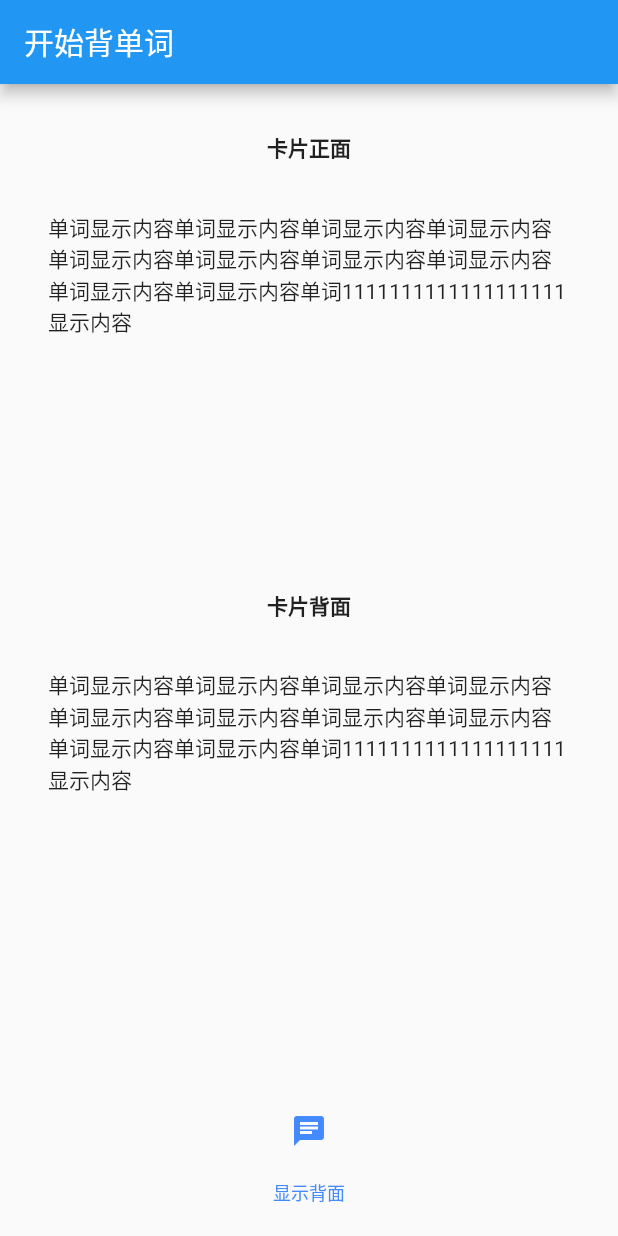
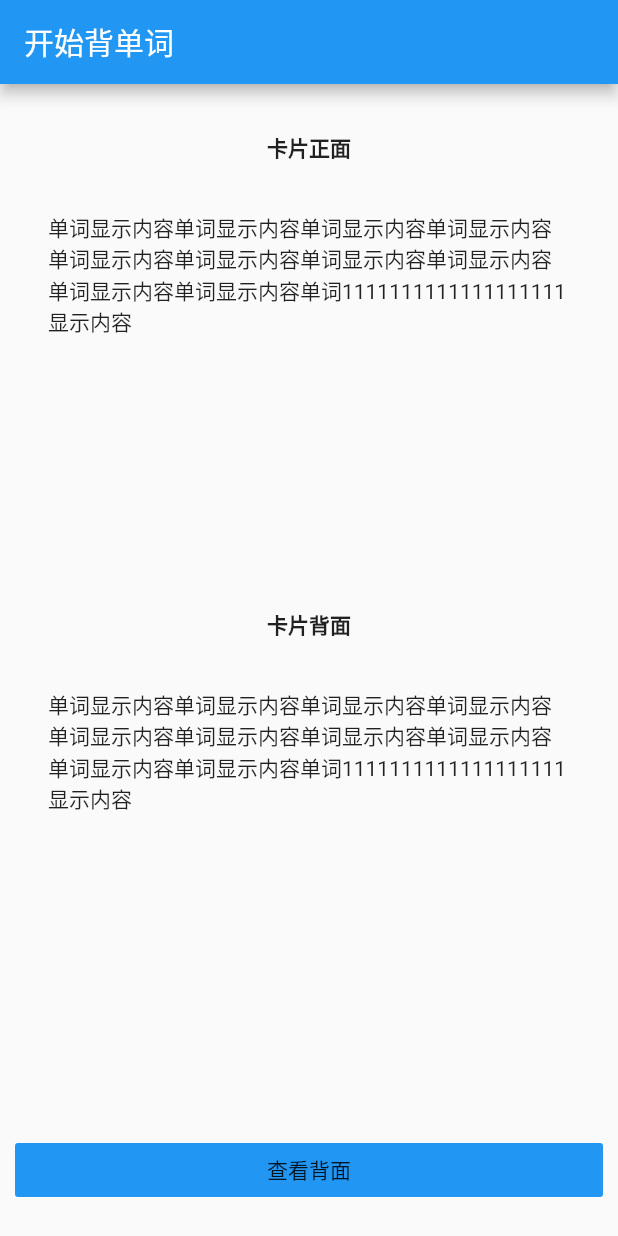
Before and after one commit to wangzilinn/Angin-mobile, a Flutter app: the screen it shows after launch, item 2 of the bottom bar chosen, on a phone screen of 412 x 824 dp. Run offline on Flutter 3.47's test engine with Material 2 defaults, Android fonts, the phone set to English and light mode, and no system bars.

Commit message:
没搞什么新的,就学习了几个新控件的用法

```diff
--- a/lib/main.dart
+++ b/lib/main.dart
@@ -2,23 +2,25 @@ import 'package:flutter/material.dart';
 
 void main() => runApp(MyApp());
 
-class MyApp extends StatelessWidget{
+class MyApp extends StatelessWidget {
   @override
   Widget build(BuildContext context) {
     return MaterialApp(
-//      title: "单词",
+      title: "单词",
       home: Scaffold(
         appBar: AppBar(
-          title: Text("开始背单词"),//最上面的蓝色背景上面的标题
+          title: Text("开始背单词"), //最上面的蓝色背景上面的标题
         ),
         body: Column(
           children: [
-              Expanded(//纵向延伸空间直到填满,flex是不同的权重
-                flex: 1,
+            Expanded(
+              //纵向延伸空间直到填满,flex是不同的权重
+              flex: 4,
               child: CardFrontDetailWidget(),
             ),
-              Expanded(//纵向延伸空间直到填满
-                flex: 1,
+            Expanded(
+              //纵向延伸空间直到填满
+              flex: 4,
               child: CardBackDetailWidget(),
             ),
             CardOptionsButtonWidget(),
@@ -29,27 +31,26 @@ class MyApp extends StatelessWidget{
   }
 }
 
-class CardFrontDetailWidget extends StatefulWidget{
+class CardFrontDetailWidget extends StatefulWidget {
   @override
   _CardFrontDetailWidgetState createState() => _CardFrontDetailWidgetState();
 }
 
-class _CardFrontDetailWidgetState extends State<CardFrontDetailWidget>{
+class _CardFrontDetailWidgetState extends State<CardFrontDetailWidget> {
   String _innerTxt = "单词显示内容单词显示内容单词显示内容单词显示"
       "内容单词显示内容单词显示内容单词显示内容单词显示内容"
       "单词显示内容单词显示内容单词1111111111111111111显示内容";
 
   @override
-  Widget build(BuildContext context){
+  Widget build(BuildContext context) {
     return Column(
       children: <Widget>[
         Container(
             padding: const EdgeInsets.only(top: 32),
-          child:Text(
+            child: Text(
               "卡片正面",
               style: TextStyle(fontWeight: FontWeight.bold),
-          ),
-        ),
+            )),
         Container(
           padding: const EdgeInsets.all(32),
           child: Text(
@@ -62,23 +63,23 @@ class _CardFrontDetailWidgetState extends State<CardFrontDetailWidget>{
   }
 }
 
-class CardBackDetailWidget extends StatefulWidget{
+class CardBackDetailWidget extends StatefulWidget {
   @override
   _CardBackDeatilWidgetState createState() => _CardBackDeatilWidgetState();
 }
 
-class _CardBackDeatilWidgetState extends State<CardBackDetailWidget>{
+class _CardBackDeatilWidgetState extends State<CardBackDetailWidget> {
   String _innerTxt = "单词显示内容单词显示内容单词显示内容单词显示"
       "内容单词显示内容单词显示内容单词显示内容单词显示内容"
       "单词显示内容单词显示内容单词1111111111111111111显示内容";
 
   @override
-  Widget build(BuildContext context){
+  Widget build(BuildContext context) {
     return Column(
       children: <Widget>[
         Container(
 //          padding: const EdgeInsets.only(top: 32),
-          child:Text(
+          child: Text(
             "卡片背面",
             style: TextStyle(fontWeight: FontWeight.bold),
           ),
@@ -95,13 +96,13 @@ class _CardBackDeatilWidgetState extends State<CardBackDetailWidget>{
   }
 }
 
-class CardOptionsButtonWidget extends StatefulWidget{
+class CardOptionsButtonWidget extends StatefulWidget {
   @override
-  _CardOptionsButtonWidgetState createState() => _CardOptionsButtonWidgetState();
+  _CardOptionsButtonWidgetState createState() =>
+      _CardOptionsButtonWidgetState();
 }
 
-class _CardOptionsButtonWidgetState extends State<CardOptionsButtonWidget>{
-
+class _CardOptionsButtonWidgetState extends State<CardOptionsButtonWidget> {
   int stateCnt = 2;
   int state = 0;
 
@@ -113,30 +114,49 @@ class _CardOptionsButtonWidgetState extends State<CardOptionsButtonWidget>{
     );
   }
 
-  Row _buildBottomButton(int state){
+  Row _buildBottomButton(int state) {
     if (state == 0) {
-      return Row(//不同状态的按钮
+      return Row(
+        //不同状态的按钮
         mainAxisAlignment: MainAxisAlignment.spaceEvenly,
 
         children: <Widget>[
-          _buildOptionButton(Colors.blueAccent, Icons.chat_bubble_outline, "左边按钮填充"),
-          _buildOptionButton(Colors.blueAccent, Icons.chat, "中间按钮填充"),
-          _buildOptionButton(Colors.blueAccent, Icons.chat_bubble, "右边按钮填充"),
+          _buildOneOptionButton(
+              Colors.blueAccent, Icons.chat_bubble_outline, "左边按钮填充"),
+          _buildOneOptionButton(Colors.blueAccent, Icons.chat, "中间按钮填充"),
+          _buildOneOptionButton(Colors.blueAccent, Icons.chat_bubble, "右边按钮填充"),
         ],
       );
-    }else{
-      return Row(//显示背面的按钮
+    } else {
+      return Row(
+        //显示背面的按钮
+//        mainAxisAlignment: MainAxisAlignment.spaceEvenly,
         children: <Widget>[
-          Expanded(//纵向延伸空间直到填满,flex是不同的权重
-            flex: 1,
-            child: _buildOptionButton(Colors.blueAccent, Icons.chat, "显示背面"),
-          ),
+          Expanded(child: _buildSeeBackButton()), //去掉Expanded就会有问题
         ],
       );
     }
   }
 
-  Column _buildOptionButton(Color color, IconData icon, String label) {
+  Column _buildSeeBackButton() {
+    return Column(
+      children: <Widget>[
+        Container(
+          margin: const EdgeInsets.only(left: 10, right: 10),
+          child: SizedBox(
+            width: double.infinity,
+            child: FlatButton(
+              color: Colors.blue,
+              onPressed: _pressOptionsButton,
+              child: Text("查看背面"),
+            ),
+          ),
+        )
+      ],
+    );
+  }
+
+  Column _buildOneOptionButton(Color color, IconData icon, String label) {
     return Column(
       mainAxisSize: MainAxisSize.min,
       mainAxisAlignment: MainAxisAlignment.center,
@@ -147,27 +167,22 @@ class _CardOptionsButtonWidgetState extends State<CardOptionsButtonWidget>{
           onPressed: _pressOptionsButton,
         ),
         Container(
-          margin: const EdgeInsets.only(top:8),
+          margin: const EdgeInsets.only(top: 8),
           child: Text(
             label,
             style: TextStyle(
-                fontSize: 12,
-                fontWeight: FontWeight.w400,
-                color: color
-            ),
+                fontSize: 12, fontWeight: FontWeight.w400, color: color),
           ),
         )
       ],
     );
   }
 
-
-
-  void _pressOptionsButton(){
+  void _pressOptionsButton() {
     setState(() {
       if (state == 0) {
         state = 1;
-      }else{
+      } else {
         state = 0;
       }
     });
```
Lines whose indentation alone changed are shown as unchanged.
